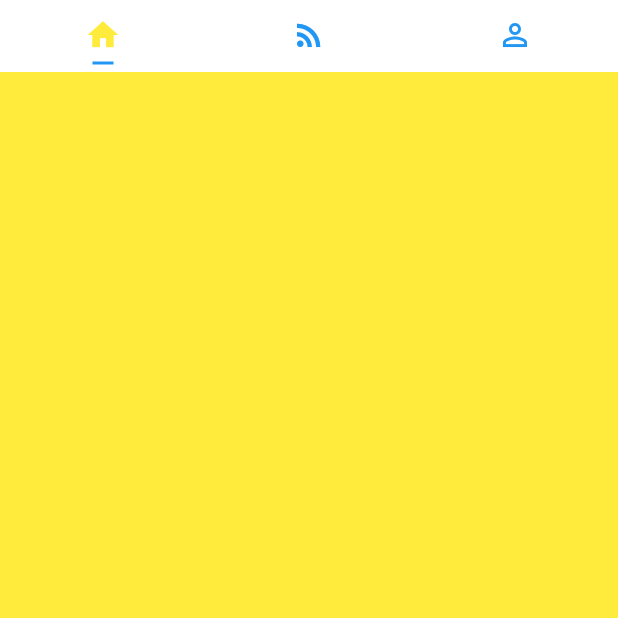
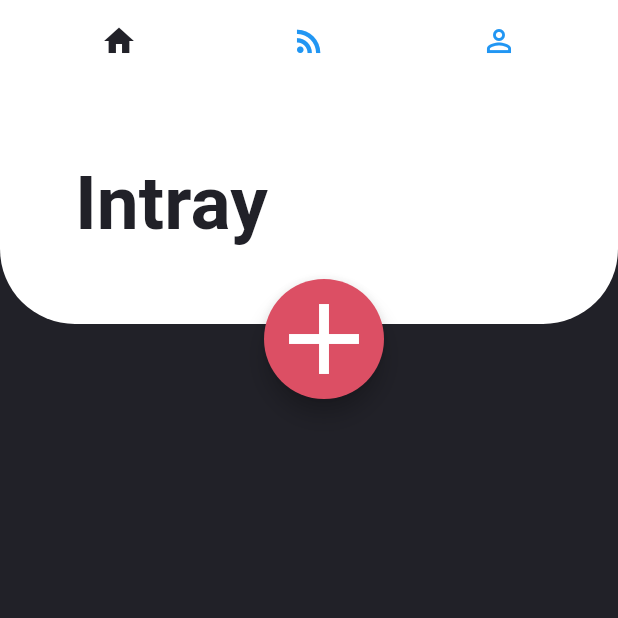
Before and after one commit to obliviate-dan/ToDo-App, a Flutter app: the screen it shows after launch, on a phone screen of 412 x 824 dp, the top half of it. Run offline on Flutter 3.47's test engine with Material 2 defaults, Android fonts, the phone set to English and light mode, and no system bars; Roboto replaces fonts that are missing (Avenir).

Commit message:
Criar "intray" top bar #2

```diff
--- a/App/todoapp/lib/main.dart
+++ b/App/todoapp/lib/main.dart
@@ -1,4 +1,5 @@
 import 'package:flutter/material.dart';
+import 'models/global.dart';
 
 void main() {
   runApp(MyApp());
@@ -28,13 +29,6 @@ class MyHomePage extends StatefulWidget {
 }
 
 class _MyHomePageState extends State<MyHomePage> {
-  int _counter = 0;
-
-  void _incrementCounter() {
-    setState(() {
-      _counter++;
-    });
-  }
 
   @override
   Widget build(BuildContext context) {
@@ -44,20 +38,53 @@ class _MyHomePageState extends State<MyHomePage> {
         home: DefaultTabController(
           length: 3,
           child: new Scaffold(
-            body: Container(
-              child: TabBarView(
+            body: Stack(
+              children: <Widget> [
+                TabBarView(
                 children: [
                   new Container(
-                    color: Colors.yellow,
+                    color: DarkGreyColor,
                   ),
-                  new Container(color: Colors.orange,),
                   new Container(
-                    color: Colors.lightGreen,
+                    color: Colors.red,),
+                  new Container(
+                    color: Colors.redAccent,
                   ),
                 ],
               ),
+                Container(
+                  padding: EdgeInsets.only(left: 50),
+                  height: 160,
+                  decoration: BoxDecoration(
+                    borderRadius: BorderRadius.only(
+                      bottomLeft: Radius.circular(50),
+                      bottomRight: Radius.circular(50)
                     ),
-            appBar: new TabBar(
+                    color: Colors.white,
+                  ),
+                  child: Row(
+                    mainAxisAlignment: MainAxisAlignment.spaceBetween,
+                    children: <Widget>[
+                      Text("Intray", style: intrayTitleStyle,),
+                      Container()
+                    ],
+                  ),
+                ),
+                Container(
+                  height: 80,
+                  width: 80,
+                  margin: EdgeInsets.only(top: 130, left: MediaQuery.of(context).size.width*0.5 - 30),
+                  child: FloatingActionButton(
+                      child: Icon(Icons.add, size: 80,),
+                      backgroundColor: RedColor,
+                      onPressed: () {},
+                ),
+                ),
+              ],
+            ),
+            appBar: AppBar(
+              elevation: 0,
+              title: new TabBar(
                 tabs: [
                   Tab(
                     icon: new Icon(Icons.home),
@@ -69,10 +96,13 @@ class _MyHomePageState extends State<MyHomePage> {
                     icon: new Icon(Icons.perm_identity),
                   ),
                 ],
-              labelColor: Colors.yellow,
+                labelColor: DarkGreyColor,
                 unselectedLabelColor: Colors.blue,
                 indicatorSize: TabBarIndicatorSize.label,
                 indicatorPadding: EdgeInsets.all(5.0),
+                indicatorColor: Colors.white,
+              ),
+              backgroundColor: Colors.white,
             ),
             backgroundColor: Colors.white,
           ),
--- /dev/null
+++ b/App/todoapp/lib/models/global.dart
@@ -0,0 +1,12 @@
+import 'package:flutter/material.dart';
+import 'package:flutter/widgets.dart';
+
+Color DarkGreyColor = new Color(0xFF212128);
+Color RedColor = new Color(0xFFDC4F64);
+
+TextStyle intrayTitleStyle = new TextStyle(
+    fontFamily: 'Avenir',
+    fontWeight: FontWeight.bold,
+    color: DarkGreyColor,
+    fontSize: 50
+);
```
Lines whose indentation alone changed are shown as unchanged.
